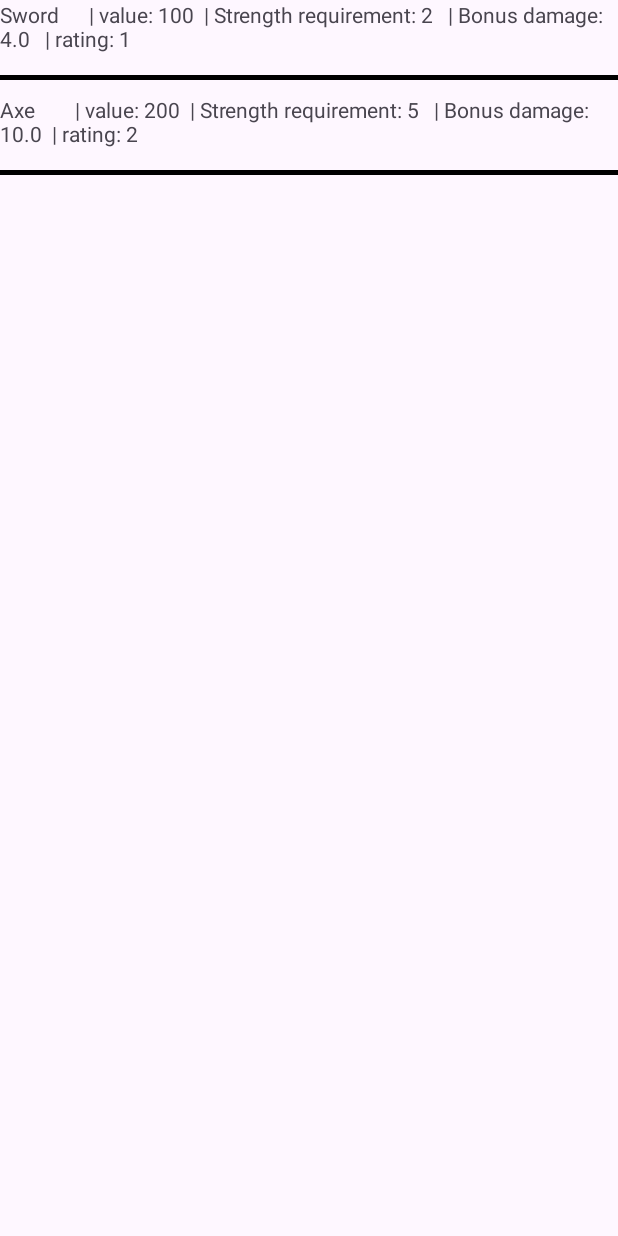
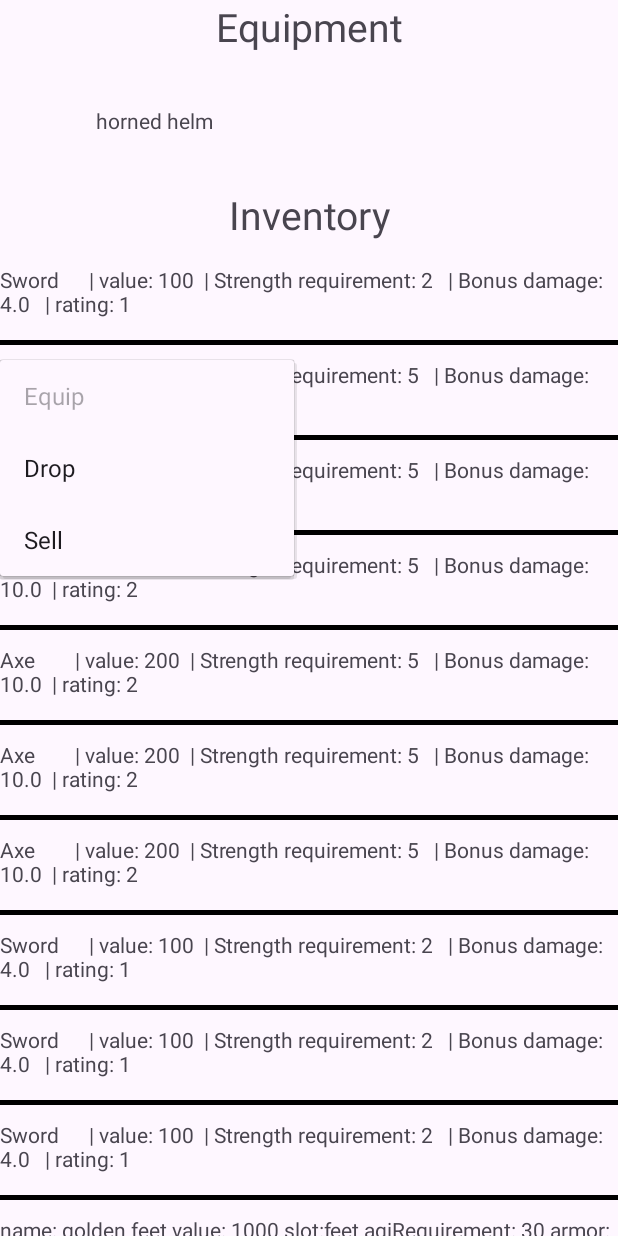
Before and after one commit to NikolaChachev/NBU, an Android app: the screen it shows after launch (MainActivity), after a tap on an icon or button, on a phone screen of 412 x 824 dp. Run offline under Robolectric (Android 15) with nearby library versions, the phone set to English and light mode, and no system bars; our stand-ins replace Dagger/Hilt's generated code, data binding; 2 statements that could not run were skipped.

Commit message:
Finish inventory fragment

```diff
--- a/app/src/main/java/com/example/nbu/mvvm/fragment/AbstractFragment.java
+++ b/app/src/main/java/com/example/nbu/mvvm/fragment/AbstractFragment.java
@@ -45,7 +45,7 @@ public abstract class AbstractFragment<B extends ViewDataBinding, VM extends Abs
     //endregion
 
     protected void createShortToast(String text) {
-        Toast.makeText(getContext(), text, Toast.LENGTH_SHORT).show();
+        Toast.makeText(getContext(), text, Toast.LENGTH_LONG).show();
     }
 
     protected void createShortToast(@StringRes int stringRes) {
--- a/app/src/main/java/com/example/nbu/presentation/InventoryFragment.java
+++ b/app/src/main/java/com/example/nbu/presentation/InventoryFragment.java
@@ -2,6 +2,7 @@ package com.example.nbu.presentation;
 
 import android.os.Bundle;
 import android.view.View;
+import android.widget.PopupMenu;
 
 import androidx.annotation.NonNull;
 import androidx.annotation.Nullable;
@@ -23,14 +24,24 @@ public class InventoryFragment extends AbstractFragment<FragmentInventoryBinding
         EmptyViewModel> {
 
     @Override
-    public void onViewCreated(@NonNull View view, @Nullable Bundle savedInstanceState) {
+    public void onViewCreated(@NonNull View view, @Nullable Bundle savedInstanceState ) {
         super.onViewCreated(view, savedInstanceState);
 
         Inventory inventory = Inventory.getInstance();
-        CustomAdapter adapter = new CustomAdapter(inventory.getItems());
+        CustomAdapter adapter = new CustomAdapter(inventory.getItems(), getContext());
         RecyclerView.LayoutManager layoutManager = new LinearLayoutManager(getActivity());
         binding.inventoryRecycleView.setAdapter(adapter);
         binding.inventoryRecycleView.setLayoutManager(layoutManager);
+        setupEquipmentTexts();
+        binding.inventoryChestItem.setOnClickListener(item -> {
+            //todo maybe create long toasts instead ?
+            createShortToast(inventory.getHeadPiece().toString());
+        });
+    }
+
+    private void setupEquipmentTexts(){
+        Inventory inventory = Inventory.getInstance();
+        binding.inventoryChestItem.setText(inventory.getHeadPiece().getName());
     }
 
     @Override
--- a/app/src/main/java/com/example/nbu/presentation/inventory/CustomAdapter.java
+++ b/app/src/main/java/com/example/nbu/presentation/inventory/CustomAdapter.java
@@ -1,9 +1,13 @@
 package com.example.nbu.presentation.inventory;
 
+import android.content.Context;
 import android.util.Log;
 import android.view.LayoutInflater;
+import android.view.Menu;
+import android.view.MenuItem;
 import android.view.View;
 import android.view.ViewGroup;
+import android.widget.PopupMenu;
 import android.widget.TextView;
 
 import androidx.recyclerview.widget.RecyclerView;
@@ -17,6 +21,8 @@ public class CustomAdapter extends RecyclerView.Adapter<CustomAdapter.ViewHolder
     private static final String TAG = "CustomAdapter";
 
     private List<Item> mDataSet;
+
+    private Context context;
 
     // BEGIN_INCLUDE(recyclerViewSampleViewHolder)
     /**
@@ -32,6 +38,13 @@ public class CustomAdapter extends RecyclerView.Adapter<CustomAdapter.ViewHolder
                 @Override
                 public void onClick(View v) {
                     Log.d(TAG, "Element " + getAdapterPosition() + " clicked.");
+                    PopupMenu popup = new PopupMenu(v.getContext(), v);
+                    popup.inflate(R.menu.inventory_item_menu);
+                    popup.show();
+                    Menu menu = popup.getMenu();
+                    MenuItem item = menu.getItem(0);
+                    item.setEnabled(false);
+
                 }
             });
             textView = (TextView) v.findViewById(R.id.item_title);
@@ -48,8 +61,9 @@ public class CustomAdapter extends RecyclerView.Adapter<CustomAdapter.ViewHolder
      *
      * @param dataSet String[] containing the data to populate views to be used by RecyclerView.
      */
-    public CustomAdapter(List<Item> dataSet) {
+    public CustomAdapter(List<Item> dataSet, Context context) {
         mDataSet = dataSet;
+        this.context = context;
     }
 
     // BEGIN_INCLUDE(recyclerViewOnCreateViewHolder)
@@ -59,7 +73,6 @@ public class CustomAdapter extends RecyclerView.Adapter<CustomAdapter.ViewHolder
         // Create a new view.
         View v = LayoutInflater.from(viewGroup.getContext())
                 .inflate(R.layout.layout_inventory_item, viewGroup, false);
-
         return new ViewHolder(v);
     }
     // END_INCLUDE(recyclerViewOnCreateViewHolder)
--- a/app/src/main/java/com/example/nbu/presentation/inventory/Inventory.java
+++ b/app/src/main/java/com/example/nbu/presentation/inventory/Inventory.java
@@ -1,6 +1,7 @@
 package com.example.nbu.presentation.inventory;
 
 import com.example.nbu.service.pojos.Armor;
+import com.example.nbu.service.pojos.ArmorTypes;
 import com.example.nbu.service.pojos.Item;
 import com.example.nbu.service.pojos.Weapon;
 
@@ -11,15 +12,31 @@ public class Inventory {
 
     List<Item> items;
 
+    Item headPiece;
+    Item chestPiece;
+    Item armsPiece;
+    Item feetPiece;
+    Item legsPiece;
+
     //region initialization
     private Inventory() {
         items = new ArrayList<>();
         //todo thi is for testing, remove later on.
         Weapon weapon = new Weapon("Axe", 200, 5, 10, 2);
         Weapon weapon1 = new Weapon("Sword", 100, 2, 4, 1);
-        Armor armor = new Armor("golden", 1000, 30, 40, 1, 1);
+        Armor armor = new Armor("golden feet", 1000, 30, 40, 1, ArmorTypes.FEET);
         items.add(weapon1);
         items.add(weapon);
+        items.add(weapon);
+        items.add(weapon);
+        items.add(weapon);
+        items.add(weapon);
+        items.add(weapon);
+        items.add(weapon1);
+        items.add(weapon1);
+        items.add(weapon1);
+        items.add(armor);
+        headPiece = new Armor("horned helm", 500, 3, 10, 1, ArmorTypes.HEAD);
     }
 
     private static final Inventory instance = new Inventory();
@@ -52,6 +69,26 @@ public class Inventory {
         return copy;
     }
 
+    public Item getHeadPiece() {
+        return headPiece;
+    }
+
+    public Item getChestPiece(){
+        return chestPiece;
+    }
+
+    public Item getArmsPiece() {
+        return armsPiece;
+    }
+
+    public Item getFeetPiece() {
+        return feetPiece;
+    }
+
+    public Item getLegsPiece() {
+        return legsPiece;
+    }
+
     public List<Item> getItems(){
         return items;
     }
--- a/app/src/main/java/com/example/nbu/service/pojos/Armor.java
+++ b/app/src/main/java/com/example/nbu/service/pojos/Armor.java
@@ -2,19 +2,21 @@ package com.example.nbu.service.pojos;
 
 import androidx.annotation.NonNull;
 
-public class Armor extends Item{
+import java.util.Locale;
+
+public class Armor extends Item {
     private final int agiRequirement;
     private final int armor;
     private final int rating;
-    private final int slot; // 0 - head 1 - chest piece 2 -  arms 3 - legs 4 - feet
+    private final ArmorTypes slot;
 
-    public Armor(String name, int value, int agiRequirement, int armor, int rating, int slot) {
+    public Armor(String name, int value, int agiRequirement, int armor, int rating, ArmorTypes slot) {
         super(name, value);
-        if (agiRequirement < 0 || armor < 0 || rating < 0 || slot < 0 || slot > 5) {
+        if (agiRequirement < 0 || armor < 0 || rating < 0) {
             this.agiRequirement = 0;
             this.armor = 0;
             this.rating = 0;
-            this.slot = 3;
+            this.slot = ArmorTypes.HEAD;
         } else {
             this.agiRequirement = agiRequirement;
             this.armor = armor;
@@ -31,7 +33,7 @@ public class Armor extends Item{
         return armor;
     }
 
-    public int getSlot() {
+    public ArmorTypes getSlot() {
         return slot;
     }
 
@@ -39,17 +41,7 @@ public class Armor extends Item{
     @Override
     public String toString() {
         String slot;
-        if (this.slot == 0) {
-            slot = "head";
-        } else if (this.slot == 1) {
-            slot = "chest";
-        } else if (this.slot == 2) {
-            slot = "arms";
-        } else if (this.slot == 3) {
-            slot = "legs";
-        } else {
-            slot = "feet";
-        }
+        slot = this.slot.toString().toLowerCase(Locale.ROOT);
         return "name: " + super.getName() + " value: " + super.getValue() + " slot:" + slot
                 + " agiRequirement: " + agiRequirement + " armor: " + armor + " rating: " + rating;
     }
--- /dev/null
+++ b/app/src/main/java/com/example/nbu/service/pojos/ArmorTypes.java
@@ -0,0 +1,5 @@
+package com.example.nbu.service.pojos;
+
+public enum ArmorTypes {
+    HEAD, CHEST, ARMS, LEGS, FEET
+}
--- a/app/src/main/res/layout/fragment_inventory.xml
+++ b/app/src/main/res/layout/fragment_inventory.xml
@@ -1,5 +1,6 @@
 <?xml version="1.0" encoding="utf-8"?>
-<layout xmlns:app="http://schemas.android.com/apk/res-auto">
+<layout xmlns:app="http://schemas.android.com/apk/res-auto"
+    xmlns:tools="http://schemas.android.com/tools">
 
     <data>
         <variable
@@ -11,22 +12,101 @@
         android:layout_width="match_parent"
         android:layout_height="match_parent">
 
+        <TextView
+            android:id="@+id/inventory_title"
+            android:layout_width="wrap_content"
+            android:layout_height="wrap_content"
+            app:layout_constraintStart_toStartOf="parent"
+            app:layout_constraintEnd_toEndOf="parent"
+            app:layout_constraintTop_toTopOf="parent"
+            android:text="Equipment"
+            android:textSize="26sp"
+            />
+
+        <TextView
+            android:id="@+id/inventory_weapon"
+            android:layout_width="0dp"
+            android:layout_height="30dp"
+            android:gravity="center"
+            app:layout_constraintStart_toStartOf="parent"
+            app:layout_constraintTop_toBottomOf="@id/inventory_title"
+            app:layout_constraintEnd_toStartOf="@id/inventory_head_item"
+            tools:text="Weapon: Great Axe"
+            />
+        <TextView
+            android:id="@+id/inventory_head_item"
+            android:layout_width="0dp"
+            android:layout_height="30dp"
+            android:gravity="center"
+            app:layout_constraintEnd_toEndOf="parent"
+            app:layout_constraintStart_toEndOf="@id/inventory_weapon"
+            app:layout_constraintTop_toBottomOf="@id/inventory_title"
+            tools:text="Helmet: Horned helm"
+            />
+
+        <TextView
+            android:id="@+id/inventory_chest_item"
+            android:layout_width="0dp"
+            android:layout_height="30dp"
+            android:gravity="center"
+            app:layout_constraintStart_toStartOf="parent"
+            app:layout_constraintTop_toBottomOf="@id/inventory_weapon"
+            app:layout_constraintEnd_toStartOf="@id/inventory_arms"
+            tools:text="Chest armor: Full plate"
+            />
+
+        <TextView
+            android:id="@+id/inventory_arms"
+            android:layout_width="0dp"
+            android:layout_height="30dp"
+            android:gravity="center"
+            app:layout_constraintEnd_toEndOf="parent"
+            app:layout_constraintStart_toEndOf="@id/inventory_chest_item"
+            app:layout_constraintTop_toTopOf="@id/inventory_chest_item"
+            tools:text="Arms: Silver arm plate"
+            />
+
+        <TextView
+            android:id="@+id/inventory_legs"
+            android:layout_width="0dp"
+            android:layout_height="30dp"
+            android:gravity="center"
+            app:layout_constraintStart_toStartOf="parent"
+            app:layout_constraintTop_toBottomOf="@id/inventory_chest_item"
+            app:layout_constraintEnd_toStartOf="@id/inventory_feet"
+            tools:text="Legs: Silver leggings"
+            />
+        <TextView
+            android:id="@+id/inventory_feet"
+            android:layout_width="0dp"
+            android:layout_height="30dp"
+            android:gravity="center"
+            app:layout_constraintEnd_toEndOf="parent"
+            app:layout_constraintStart_toEndOf="@id/inventory_legs"
+            app:layout_constraintTop_toTopOf="@id/inventory_legs"
+            tools:text="Feet: Silver boots"
+            />
+
+        <TextView
+            android:id="@+id/inventory_subtitle"
+            android:layout_width="match_parent"
+            android:layout_height="wrap_content"
+            app:layout_constraintTop_toBottomOf="@id/inventory_legs"
+            app:layout_constraintStart_toStartOf="parent"
+            app:layout_constraintEnd_toEndOf="parent"
+            android:text="Inventory"
+            android:textSize="26sp"
+            android:gravity="center"
+            />
         <androidx.recyclerview.widget.RecyclerView
-            android:id="@+id/inventoryRecycleView"
+            android:id="@+id/inventory_recycle_view"
+            android:layout_marginTop="16dp"
             android:layout_width="match_parent"
-            android:layout_height="match_parent"
+            android:layout_height="0dp"
             app:layout_constraintStart_toStartOf="parent"
-            app:layout_constraintTop_toTopOf="parent"
+            app:layout_constraintTop_toBottomOf="@id/inventory_subtitle"
+            app:layout_constraintBottom_toBottomOf="parent"
             />
-<!--        <TextView-->
-<!--            android:id="@+id/inventoryText"-->
-<!--            android:layout_width="wrap_content"-->
-<!--            android:layout_height="wrap_content"-->
-<!--            android:text="Hello Fragment!"-->
-<!--            app:layout_constraintBottom_toBottomOf="parent"-->
-<!--            app:layout_constraintEnd_toEndOf="parent"-->
-<!--            app:layout_constraintStart_toStartOf="parent"-->
-<!--            app:layout_constraintTop_toTopOf="parent" />-->
 
     </androidx.constraintlayout.widget.ConstraintLayout>
 </layout>
--- /dev/null
+++ b/app/src/main/res/layout/layout_item_description.xml
@@ -0,0 +1,16 @@
+<?xml version="1.0" encoding="utf-8"?>
+<androidx.constraintlayout.widget.ConstraintLayout xmlns:android="http://schemas.android.com/apk/res/android"
+    android:layout_width="wrap_content"
+    android:layout_height="wrap_content"
+    xmlns:app="http://schemas.android.com/apk/res-auto"
+    xmlns:tools="http://schemas.android.com/tools">
+
+    <TextView
+        android:layout_width="wrap_content"
+        android:layout_height="wrap_content"
+        app:layout_constraintStart_toStartOf="parent"
+        app:layout_constraintTop_toTopOf="parent"
+        tools:text="this item is pretty cool bro"
+        />
+
+</androidx.constraintlayout.widget.ConstraintLayout>
--- /dev/null
+++ b/app/src/main/res/menu/inventory_item_menu.xml
@@ -0,0 +1,16 @@
+<?xml version="1.0" encoding="utf-8"?>
+<menu xmlns:android="http://schemas.android.com/apk/res/android">
+
+    <item
+        android:id="@+id/option_equip"
+        android:title="Equip"
+        />
+    <item
+        android:id="@+id/option_drop"
+        android:title="Drop"
+        />
+    <item
+        android:id="@+id/option_sell"
+        android:title="Sell"
+        />
+</menu>
```
